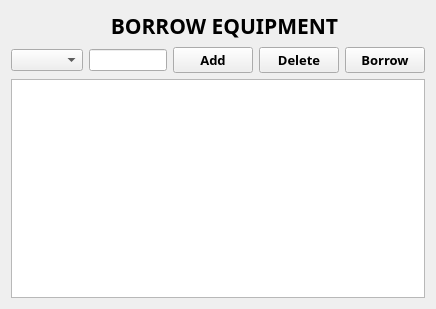
Before: the Qt Designer form borrowers.ui in markytools/sume-borrower-app, drawn with Qt 5.
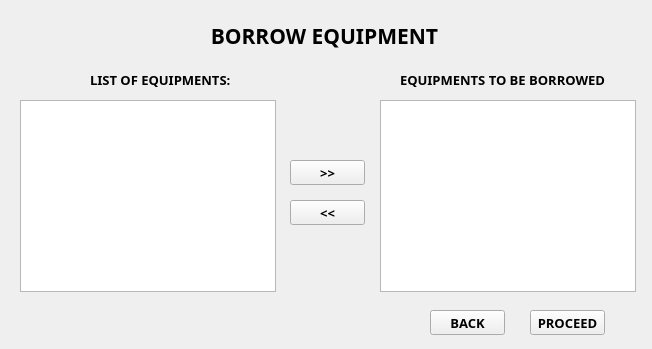
After: the same form once the commit is applied.

What changed in the file:
```diff
--- a/borrowers.ui
+++ b/borrowers.ui
@@ -6,15 +6,176 @@
    <rect>
     <x>0</x>
     <y>0</y>
-    <width>429</width>
-    <height>309</height>
+    <width>652</width>
+    <height>349</height>
    </rect>
   </property>
+  <property name="minimumSize">
+   <size>
+    <width>652</width>
+    <height>349</height>
+   </size>
+  </property>
   <property name="windowTitle">
    <string>Form</string>
   </property>
-  <layout class="QGridLayout" name="gridLayout">
-   <item row="0" column="0">
+  <widget class="QPushButton" name="AddButton">
+   <property name="geometry">
+    <rect>
+     <x>430</x>
+     <y>310</y>
+     <width>75</width>
+     <height>25</height>
+    </rect>
+   </property>
+   <property name="font">
+    <font>
+     <family>Segoe UI Black</family>
+     <pointsize>10</pointsize>
+     <weight>75</weight>
+     <bold>true</bold>
+    </font>
+   </property>
+   <property name="text">
+    <string>BACK</string>
+   </property>
+  </widget>
+  <widget class="QPushButton" name="BorrowBotton">
+   <property name="geometry">
+    <rect>
+     <x>530</x>
+     <y>310</y>
+     <width>75</width>
+     <height>25</height>
+    </rect>
+   </property>
+   <property name="font">
+    <font>
+     <family>Segoe UI Black</family>
+     <pointsize>10</pointsize>
+     <weight>75</weight>
+     <bold>true</bold>
+    </font>
+   </property>
+   <property name="text">
+    <string>PROCEED</string>
+   </property>
+  </widget>
+  <widget class="QTableWidget" name="tableWidget">
+   <property name="geometry">
+    <rect>
+     <x>20</x>
+     <y>100</y>
+     <width>256</width>
+     <height>192</height>
+    </rect>
+   </property>
+  </widget>
+  <widget class="QPushButton" name="AddButton_2">
+   <property name="geometry">
+    <rect>
+     <x>290</x>
+     <y>160</y>
+     <width>75</width>
+     <height>25</height>
+    </rect>
+   </property>
+   <property name="font">
+    <font>
+     <family>Segoe UI Black</family>
+     <pointsize>10</pointsize>
+     <weight>75</weight>
+     <bold>true</bold>
+    </font>
+   </property>
+   <property name="text">
+    <string>&gt;&gt;</string>
+   </property>
+  </widget>
+  <widget class="QPushButton" name="AddButton_3">
+   <property name="geometry">
+    <rect>
+     <x>290</x>
+     <y>200</y>
+     <width>75</width>
+     <height>25</height>
+    </rect>
+   </property>
+   <property name="font">
+    <font>
+     <family>Segoe UI Black</family>
+     <pointsize>10</pointsize>
+     <weight>75</weight>
+     <bold>true</bold>
+    </font>
+   </property>
+   <property name="text">
+    <string>&lt;&lt;</string>
+   </property>
+  </widget>
+  <widget class="QTableWidget" name="tableWidget_2">
+   <property name="geometry">
+    <rect>
+     <x>380</x>
+     <y>100</y>
+     <width>256</width>
+     <height>192</height>
+    </rect>
+   </property>
+  </widget>
+  <widget class="QLabel" name="label_2">
+   <property name="geometry">
+    <rect>
+     <x>90</x>
+     <y>71</y>
+     <width>143</width>
+     <height>17</height>
+    </rect>
+   </property>
+   <property name="font">
+    <font>
+     <family>Segoe UI Black</family>
+     <pointsize>10</pointsize>
+     <weight>75</weight>
+     <bold>true</bold>
+    </font>
+   </property>
+   <property name="text">
+    <string>LIST OF EQUIPMENTS:</string>
+   </property>
+  </widget>
+  <widget class="QLabel" name="label_3">
+   <property name="geometry">
+    <rect>
+     <x>400</x>
+     <y>71</y>
+     <width>211</width>
+     <height>17</height>
+    </rect>
+   </property>
+   <property name="font">
+    <font>
+     <family>Segoe UI Black</family>
+     <pointsize>10</pointsize>
+     <weight>75</weight>
+     <bold>true</bold>
+    </font>
+   </property>
+   <property name="text">
+    <string>EQUIPMENTS TO BE BORROWED</string>
+   </property>
+  </widget>
+  <widget class="QWidget" name="">
+   <property name="geometry">
+    <rect>
+     <x>110</x>
+     <y>20</y>
+     <width>407</width>
+     <height>32</height>
+    </rect>
+   </property>
+   <layout class="QHBoxLayout" name="horizontalLayout">
+    <item>
     <spacer name="horizontalSpacer_2">
      <property name="orientation">
       <enum>Qt::Horizontal</enum>
@@ -27,7 +188,7 @@
      </property>
     </spacer>
    </item>
-   <item row="0" column="1" colspan="3">
+    <item>
     <widget class="QLabel" name="label">
      <property name="font">
       <font>
@@ -42,7 +203,7 @@
      </property>
     </widget>
    </item>
-   <item row="0" column="4">
+    <item>
     <spacer name="horizontalSpacer_3">
      <property name="orientation">
       <enum>Qt::Horizontal</enum>
@@ -55,69 +216,8 @@
      </property>
     </spacer>
    </item>
-   <item row="1" column="0">
-    <widget class="QComboBox" name="SearchItem">
-     <property name="toolTip">
-      <string>&lt;html&gt;&lt;head/&gt;&lt;body&gt;&lt;p&gt;&lt;br/&gt;&lt;/p&gt;&lt;/body&gt;&lt;/html&gt;</string>
-     </property>
-    </widget>
-   </item>
-   <item row="1" column="1">
-    <widget class="QLineEdit" name="Quantity">
-     <property name="maxLength">
-      <number>2</number>
-     </property>
-    </widget>
-   </item>
-   <item row="1" column="2">
-    <widget class="QPushButton" name="AddButton">
-     <property name="font">
-      <font>
-       <family>Segoe UI Black</family>
-       <pointsize>10</pointsize>
-       <weight>75</weight>
-       <bold>true</bold>
-      </font>
-     </property>
-     <property name="text">
-      <string>Add</string>
-     </property>
-    </widget>
-   </item>
-   <item row="1" column="3">
-    <widget class="QPushButton" name="DeleteButton">
-     <property name="font">
-      <font>
-       <family>Segoe UI Black</family>
-       <pointsize>10</pointsize>
-       <weight>75</weight>
-       <bold>true</bold>
-      </font>
-     </property>
-     <property name="text">
-      <string>Delete</string>
-     </property>
-    </widget>
-   </item>
-   <item row="1" column="4">
-    <widget class="QPushButton" name="BorrowBotton">
-     <property name="font">
-      <font>
-       <family>Segoe UI Black</family>
-       <pointsize>10</pointsize>
-       <weight>75</weight>
-       <bold>true</bold>
-      </font>
-     </property>
-     <property name="text">
-      <string>Borrow</string>
-     </property>
-    </widget>
-   </item>
-   <item row="2" column="0" colspan="5">
-    <widget class="QTableWidget" name="tableWidget"/>
-   </item>
-  </layout>
+   </layout>
+  </widget>
  </widget>
  <resources/>
  <connections/>
```
Lines whose indentation alone changed are shown as unchanged.
